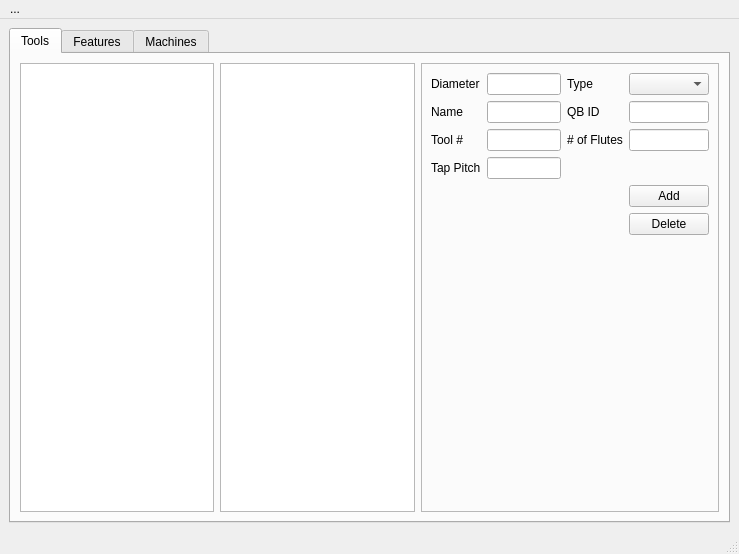
The window that designer/camo_database_window.ui (JonRob812/CAMOnion) describes before a commit, drawn with Qt 5.
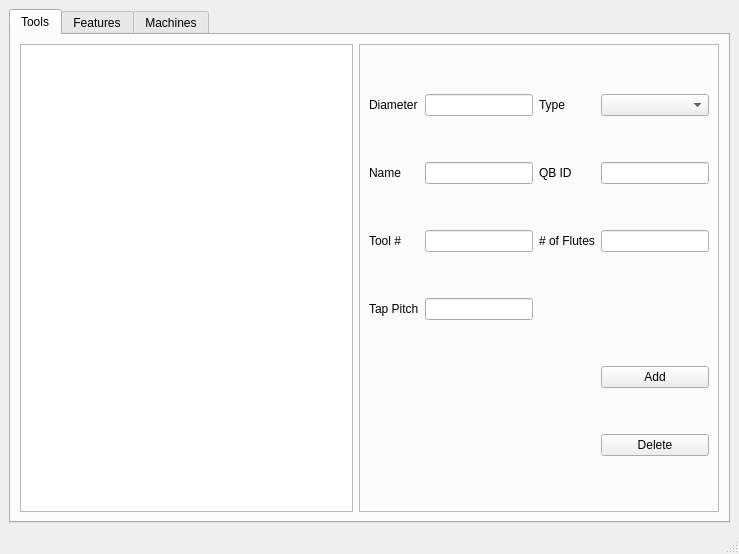
The same window after the commit. The open tabs and pages were chosen to show the change.

Commit message: save and open camo file

What changed in the file:
```diff
--- a/designer/camo_database_window.ui
+++ b/designer/camo_database_window.ui
@@ -26,10 +26,7 @@
        </attribute>
        <layout class="QHBoxLayout" name="horizontalLayout_2">
         <item>
-         <widget class="QListView" name="tool_list"/>
-        </item>
-        <item>
-         <widget class="QTableView" name="tableView"/>
+         <widget class="QListWidget" name="tool_list_widget"/>
         </item>
         <item>
          <widget class="QFrame" name="frame">
@@ -63,52 +60,46 @@
            <item row="0" column="1">
             <widget class="QLineEdit" name="diameter_input"/>
            </item>
-           <item row="1" column="6">
-            <widget class="QLineEdit" name="qb_id_input"/>
-           </item>
-           <item row="5" column="6">
+           <item row="5" column="5">
             <widget class="QLineEdit" name="num_flutes_input"/>
            </item>
-           <item row="10" column="1">
-            <spacer name="verticalSpacer">
-             <property name="orientation">
-              <enum>Qt::Vertical</enum>
-             </property>
-             <property name="sizeHint" stdset="0">
-              <size>
-               <width>20</width>
-               <height>40</height>
-              </size>
-             </property>
-            </spacer>
+           <item row="1" column="5">
+            <widget class="QLineEdit" name="qb_id_input"/>
            </item>
-           <item row="8" column="6">
-            <widget class="QPushButton" name="add_tool_button">
+           <item row="0" column="2">
+            <widget class="QLabel" name="label_2">
              <property name="text">
-              <string>Add</string>
+              <string>Type</string>
              </property>
             </widget>
            </item>
            <item row="6" column="1">
             <widget class="QLineEdit" name="tap_pitch_input"/>
            </item>
-           <item row="1" column="0">
-            <widget class="QLabel" name="label">
-             <property name="text">
-              <string>Name</string>
-             </property>
-            </widget>
-           </item>
-           <item row="0" column="2">
-            <widget class="QLabel" name="label_2">
-             <property name="text">
-              <string>Type</string>
-             </property>
-            </widget>
-           </item>
-           <item row="0" column="6">
+           <item row="0" column="5">
             <widget class="QComboBox" name="op_type_combo"/>
            </item>
+           <item row="8" column="5">
+            <widget class="QPushButton" name="add_tool_button">
+             <property name="text">
+              <string>Add</string>
+             </property>
+            </widget>
+           </item>
+           <item row="1" column="0">
+            <widget class="QLabel" name="label">
+             <property name="text">
+              <string>Name</string>
+             </property>
+            </widget>
+           </item>
+           <item row="9" column="5">
+            <widget class="QPushButton" name="delete_tool_button">
+             <property name="text">
+              <string>Delete</string>
+             </property>
+            </widget>
+           </item>
            <item row="1" column="2">
             <widget class="QLabel" name="label_5">
              <property name="text">
@@ -130,13 +121,6 @@
              </property>
             </widget>
            </item>
-           <item row="9" column="6">
-            <widget class="QPushButton" name="delete_tool_button">
-             <property name="text">
-              <string>Delete</string>
-             </property>
-            </widget>
-           </item>
           </layout>
          </widget>
         </item>
@@ -520,13 +504,6 @@
      <height>20</height>
     </rect>
    </property>
-   <widget class="QMenu" name="menuf">
-    <property name="title">
-     <string>...</string>
-    </property>
-    <addaction name="actionConnect"/>
-   </widget>
-   <addaction name="menuf"/>
   </widget>
   <widget class="QStatusBar" name="statusbar"/>
   <action name="actionConnect">
```
Left out of the diff: 20 changed lines with no effect on the pictures. The commit also changes 23 other files.
